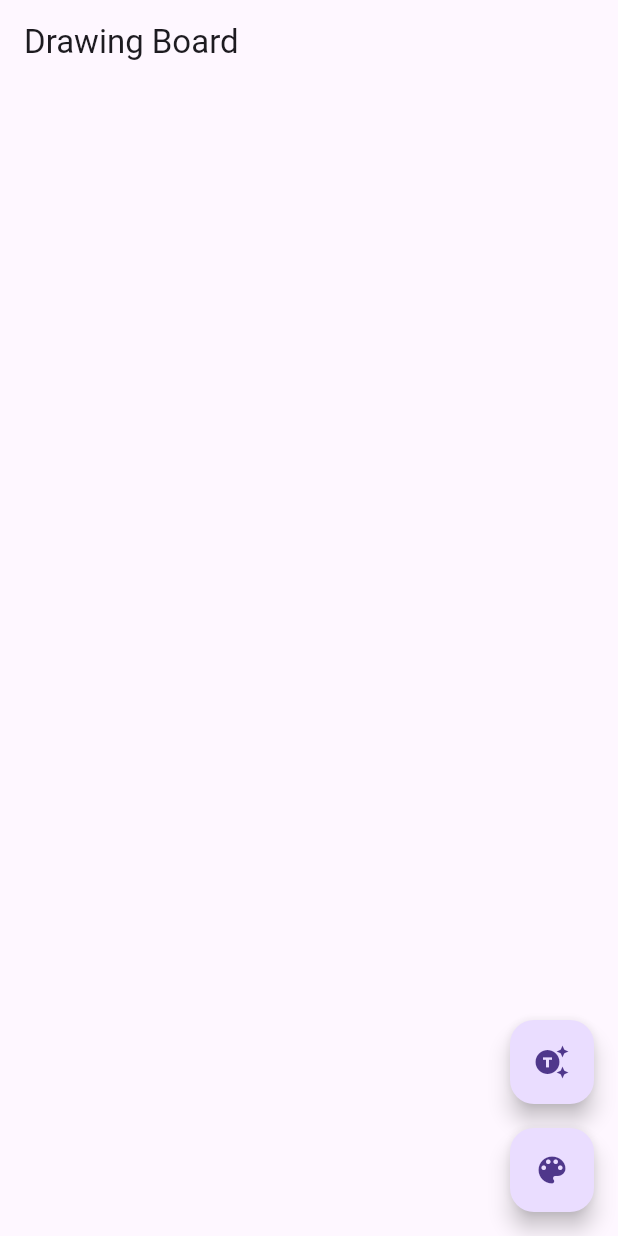
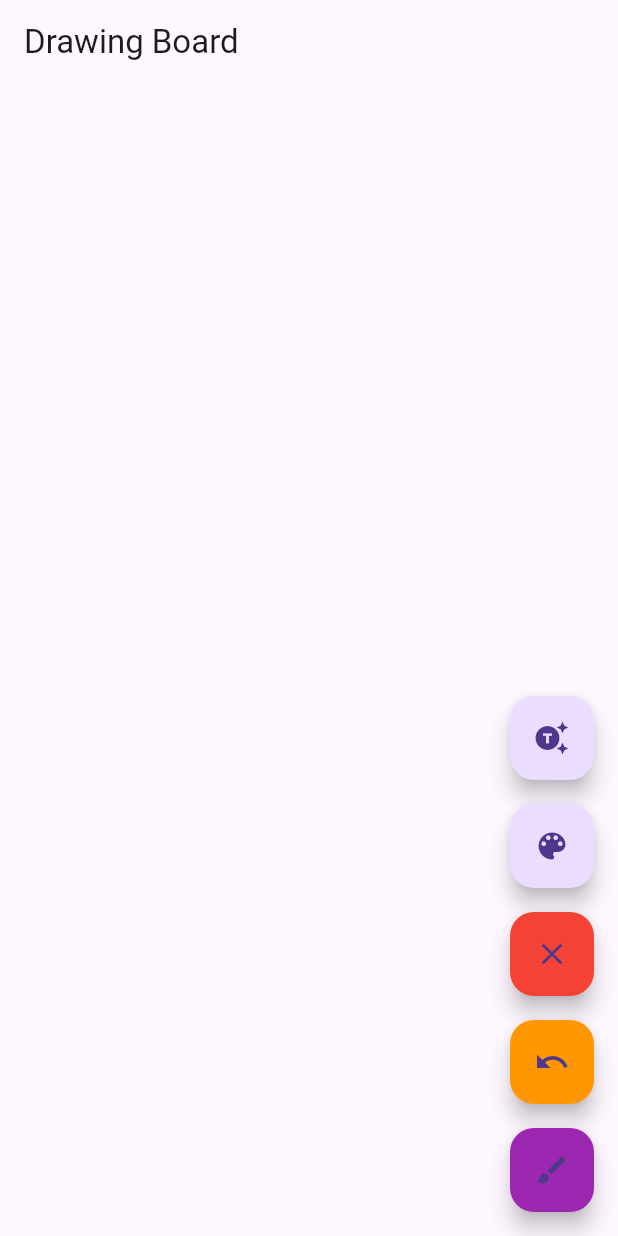
Before and after one commit to mukundsolanki/Intelli-Scribble, a Flutter app: the screen it shows after launch, on a phone screen of 412 x 824 dp. Run offline on Flutter 3.47's test engine with Material 3 defaults, Android fonts, the phone set to English and light mode, and no system bars.

Commit message:
Undo canvas, clear, stroke width added

```diff
--- a/lib/main.dart
+++ b/lib/main.dart
@@ -24,11 +24,15 @@ class DrawingBoard extends StatefulWidget {
 class _DrawingBoardState extends State<DrawingBoard> {
   List<List<Offset>> strokes = [];
   List<Color> strokeColors = [];
+  List<double> strokeWidths = [];
   List<Offset>? currentStroke;
   Color currentColor = Colors.black;
+  double currentStrokeWidth = 5.0;
 
   GlobalKey _globalKey = GlobalKey();
   List<Map<String, dynamic>> responses = [];
+
+  bool showSlider = false;
 
   void _onColorSelected(Color color) {
     setState(() {
@@ -94,6 +98,24 @@ class _DrawingBoardState extends State<DrawingBoard> {
     });
   }
 
+  void _clearCanvas() {
+    setState(() {
+      strokes.clear();
+      strokeColors.clear();
+      strokeWidths.clear();
+    });
+  }
+
+  void _undoLastStroke() {
+    setState(() {
+      if (strokes.isNotEmpty) {
+        strokes.removeLast();
+        strokeColors.removeLast();
+        strokeWidths.removeLast();
+      }
+    });
+  }
+
   @override
   Widget build(BuildContext context) {
     return Scaffold(
@@ -109,6 +131,7 @@ class _DrawingBoardState extends State<DrawingBoard> {
                     currentStroke = [];
                     strokes.add(currentStroke!);
                     strokeColors.add(currentColor);
+                    strokeWidths.add(currentStrokeWidth);
                   }
                   currentStroke!.add(details.localPosition);
                 });
@@ -122,7 +145,7 @@ class _DrawingBoardState extends State<DrawingBoard> {
                 });
               },
               child: CustomPaint(
-                painter: DrawingPainter(strokes, strokeColors),
+                painter: DrawingPainter(strokes, strokeColors, strokeWidths),
                 size: Size.infinite,
               ),
             ),
@@ -160,6 +183,36 @@ class _DrawingBoardState extends State<DrawingBoard> {
                       ),
                     ),
                   ],
+                ),
+              ),
+            ),
+          if (showSlider)
+            Positioned(
+              bottom: 120,
+              right: 20,
+              child: Material(
+                elevation: 4,
+                borderRadius: BorderRadius.circular(12),
+                child: Container(
+                  padding: EdgeInsets.all(8),
+                  width: 200,
+                  child: Column(
+                    mainAxisSize: MainAxisSize.min,
+                    children: [
+                      Text(
+                          'Stroke Width: ${currentStrokeWidth.toStringAsFixed(1)}'),
+                      Slider(
+                        value: currentStrokeWidth,
+                        min: 1,
+                        max: 20,
+                        onChanged: (value) {
+                          setState(() {
+                            currentStrokeWidth = value;
+                          });
+                        },
+                      ),
+                    ],
+                  ),
                 ),
               ),
             ),
@@ -233,6 +286,29 @@ class _DrawingBoardState extends State<DrawingBoard> {
             },
             child: Icon(Icons.color_lens),
           ),
+          SizedBox(height: 16),
+          FloatingActionButton(
+            onPressed: _clearCanvas,
+            backgroundColor: Colors.red,
+            child: Icon(Icons.clear),
+          ),
+          SizedBox(height: 16),
+          // Undo Button
+          FloatingActionButton(
+            onPressed: _undoLastStroke,
+            backgroundColor: Colors.orange,
+            child: Icon(Icons.undo),
+          ),
+          SizedBox(height: 16),
+          FloatingActionButton(
+            onPressed: () {
+              setState(() {
+                showSlider = !showSlider;
+              });
+            },
+            backgroundColor: Colors.purple,
+            child: Icon(showSlider ? Icons.close : Icons.brush),
+          ),
         ],
       ),
     );
@@ -242,15 +318,16 @@ class _DrawingBoardState extends State<DrawingBoard> {
 class DrawingPainter extends CustomPainter {
   final List<List<Offset>> strokes;
   final List<Color> strokeColors;
+  final List<double> strokeWidths;
 
-  DrawingPainter(this.strokes, this.strokeColors);
+  DrawingPainter(this.strokes, this.strokeColors, this.strokeWidths);
 
   @override
   void paint(Canvas canvas, Size size) {
     for (int i = 0; i < strokes.length; i++) {
       Paint paint = Paint()
         ..color = strokeColors[i]
-        ..strokeWidth = 5.0
+        ..strokeWidth = strokeWidths[i]
         ..strokeCap = StrokeCap.round;
 
       List<Offset> stroke = strokes[i];
```
